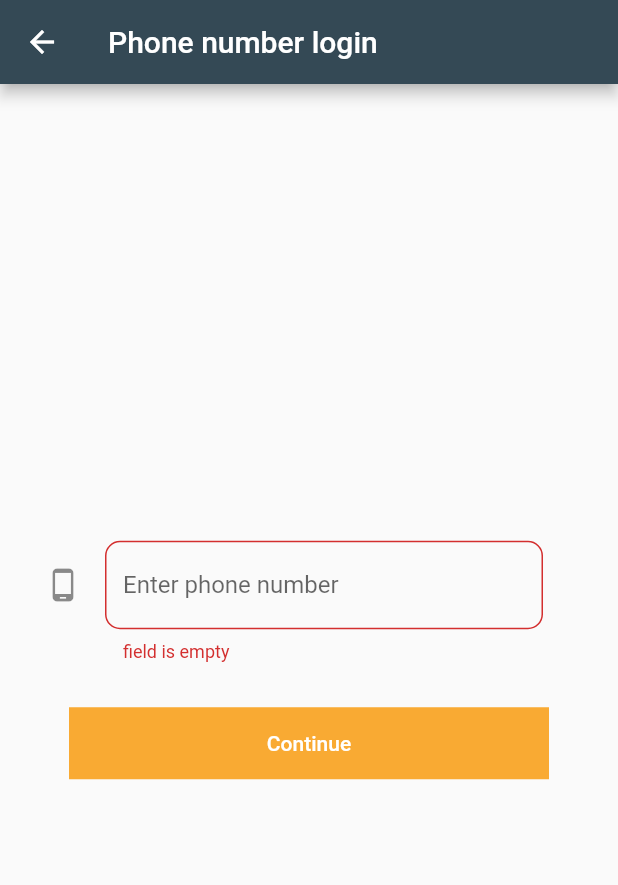
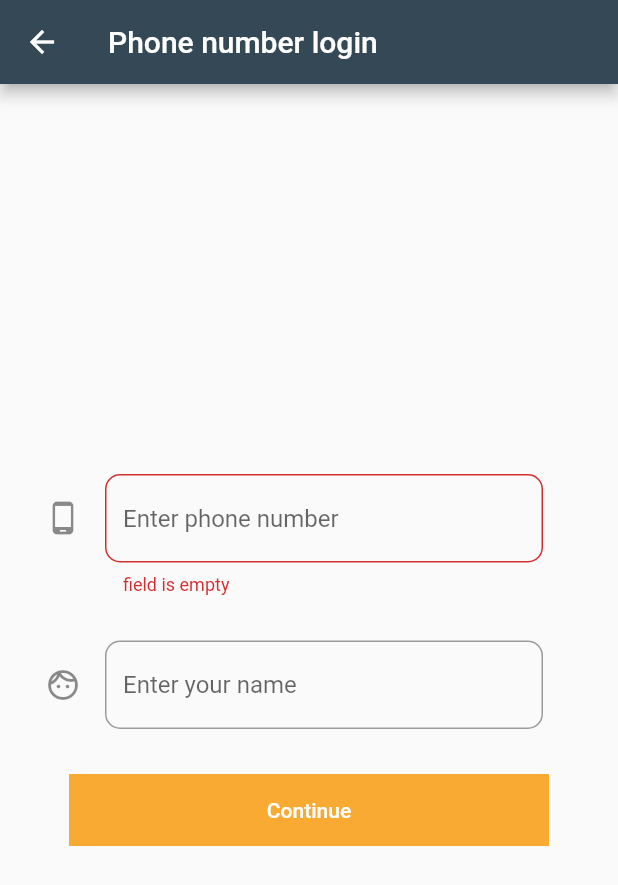
Before and after one commit to 4lisyd/Edu-Connect-Flutter, a Flutter app: the PhoneSignUp screen opened directly, after a tap on "Continue", on a phone screen of 412 x 824 dp. Shown: the top 885 px of the screen. Run offline on Flutter 3.47's test engine with Material 2 defaults, Android fonts, the phone set to English and light mode, and no system bars; our stand-ins replace cloud_firestore, curved_navigation_bar, firebase_auth, firebase_core, google_sign_in, lottie and 1 more; accounts and stored records are empty; network calls fail; project files that could hold a hidden picture were left out.

```diff
--- /dev/null
+++ b/lib/models/shared_preferences.dart
@@ -0,0 +1,2 @@
+// SharedPreferences prefs = await SharedPreferences.getInstance();
+// prefs.setString('email', 'useremail@gmail.com');
--- a/lib/screens/home_screen.dart
+++ b/lib/screens/home_screen.dart
@@ -1,7 +1,10 @@
+import 'package:edu_connect/models/users.dart';
 import 'package:edu_connect/screens/home_screens/home_chat.dart';
 import 'package:edu_connect/screens/home_screens/home_home.dart';
 import 'package:edu_connect/screens/home_screens/home_profile.dart';
 import 'package:edu_connect/screens/home_screens/home_search.dart';
+import 'package:firebase_auth/firebase_auth.dart';
+import 'package:firebase_core/firebase_core.dart';
 import 'package:flutter/material.dart';
 import 'package:curved_navigation_bar/curved_navigation_bar.dart';
 
--- a/lib/screens/sign_up_user/phone_log.dart
+++ b/lib/screens/sign_up_user/phone_log.dart
@@ -9,9 +9,12 @@ import 'package:firebase_core/firebase_core.dart';
 import 'package:edu_connect/components/dialog_box.dart';
 
 class PhoneSignUp extends StatelessWidget {
-  String phonenumber;
+  //String phonenumber;
+  //String userName;
   final _phoneformcontroller = TextEditingController();
   final _phoneformKey = GlobalKey<FormState>();
+  final _usernameformKey = GlobalKey<FormState>();
+  final _usernameformcontroller = TextEditingController();
 
   @override
   Widget build(BuildContext context) {
@@ -51,6 +54,33 @@ class PhoneSignUp extends StatelessWidget {
                 ),
               ),
               SizedBox(height: 30),
+
+              Padding(
+                padding: const EdgeInsets.only(left: 30, right: 50),
+                child: Form(
+                  key: _usernameformKey,
+                  child: TextFormField(
+                    validator: (text) {
+                      if (text == null || text.isEmpty) {
+                        return 'field is empty';
+                      }
+                      return null;
+                    },
+                    onChanged: (value) {
+                      print(_usernameformcontroller.text);
+                    },
+                    controller: _usernameformcontroller,
+                    decoration: InputDecoration(
+                      border: OutlineInputBorder(
+                          borderRadius: BorderRadius.circular(10)),
+                      icon: Icon(Icons.face_unlock_outlined),
+                      hintText: "Enter your name",
+                    ),
+                    keyboardType: TextInputType.phone,
+                  ),
+                ),
+              ),
+              SizedBox(height: 30),
               Container(
                 width: 320,
                 color: Theme.of(context).accentColor,
@@ -62,9 +92,12 @@ class PhoneSignUp extends StatelessWidget {
                       //     context: context,
                       //     builder: (BuildContext context) =>
                       //         customDialogBox1("FirebaseAuthException"));
-                      if (_phoneformKey.currentState.validate()) {
+                      if (_phoneformKey.currentState.validate() &&
+                          _usernameformKey.currentState.validate()) {
                         final phone = _phoneformcontroller.text.trim();
-                        loginUserPhone(phone, context);
+                        final userName = _usernameformcontroller.text.trim();
+
+                        loginUserPhone(phone, userName, context);
                       }
                     }),
               ),
--- a/pubspec.yaml
+++ b/pubspec.yaml
@@ -21,6 +21,7 @@ dependencies:
   provider: ^4.3.2+2
   cloud_firestore: ^0.14.0
   curved_navigation_bar: ^0.3.4
+  shared_preferences: ^0.5.12+4
 
 
 
@@ -42,6 +43,7 @@ flutter:
     - lib/assets/animations/lotties/welcome_email.json
     - lib/assets/animations/lotties/welcome_confused.json
     - lib/assets/animations/lotties/swipe_left.json
+    - lib/assets/userData/defaultUserAvatar.png
 
 
   # To add custom assets.fonts to your application, add a assets.fonts section here,
```
Also changed, not shown: lib/main.dart (+16 -5 lines), lib/models/users.dart (+28 -7 lines), lib/screens/home_screens/home_profile.dart (+30 -8 lines), lib/screens/sign_up_screen.dart (+25 -1 lines), lib/screens/sign_up_user/GoogleSignUp.dart (added, +78 -0 lines), lib/screens/welcome_user/welcome1.dart (+27 -13 lines), lib/services/auth_phone.dart (+15 -2 lines), lib/assets/userData/defaultUserAvatar.png (added), pubspec.lock, 17 other files.
